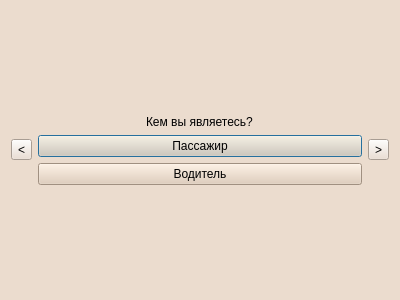
Before: the Qt Designer form drivercompanionwindow.ui in WvLadIck/TripLink, drawn with Qt 5.
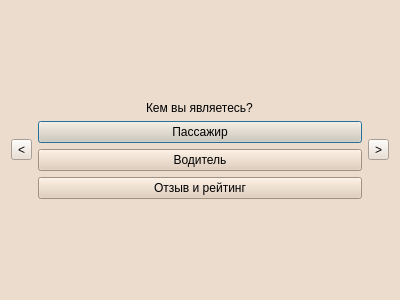
After: the same form once the commit is applied.

Commit message: Add feetback and rating windows

Diff of the .ui file:
```diff
--- a/drivercompanionwindow.ui
+++ b/drivercompanionwindow.ui
@@ -62,6 +62,16 @@
          </property>
         </widget>
        </item>
+       <item>
+        <widget class="QPushButton" name="pushButton_feetback">
+         <property name="styleSheet">
+          <string notr="true">background-color: rgb(224, 202, 180);</string>
+         </property>
+         <property name="text">
+          <string>Отзыв и рейтинг</string>
+         </property>
+        </widget>
+       </item>
       </layout>
      </item>
      <item>
```
The commit also changes 14 other files.
